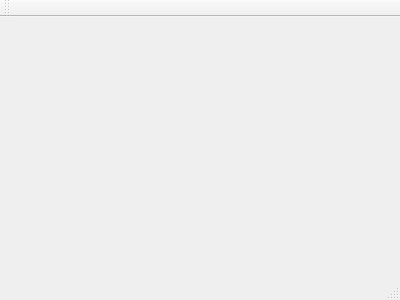
Above: GonzalesApp/mainwindow.ui from szymonpi/Gonzales before the change. Below: the same form after it.
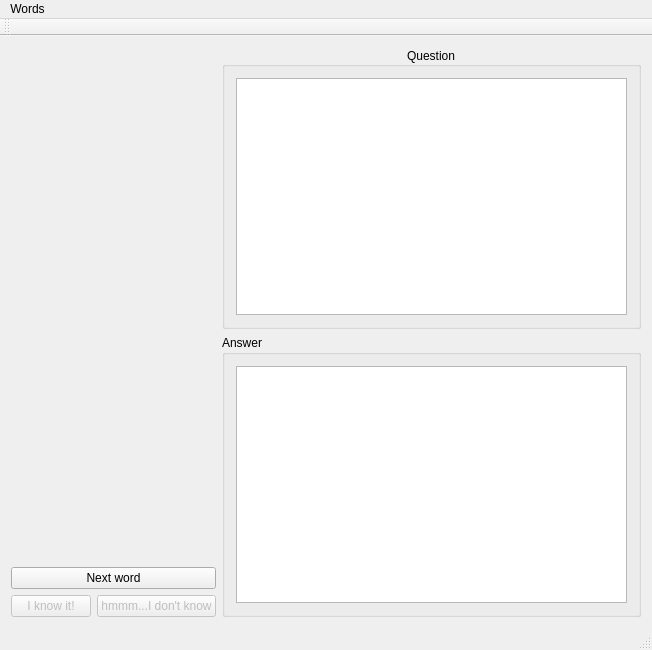
That is the form after the change.

Patch:
```diff
--- a/GonzalesApp/mainwindow.ui
+++ b/GonzalesApp/mainwindow.ui
@@ -1,24 +1,144 @@
 <ui version="4.0">
  <class>MainWindow</class>
- <widget class="QMainWindow" name="MainWindow" >
-  <property name="geometry" >
+ <widget class="QMainWindow" name="MainWindow">
+  <property name="geometry">
    <rect>
     <x>0</x>
     <y>0</y>
-    <width>400</width>
-    <height>300</height>
+    <width>652</width>
+    <height>650</height>
    </rect>
   </property>
   <property name="windowTitle" >
    <string>MainWindow</string>
   </property>
-  <widget class="QMenuBar" name="menuBar" />
-  <widget class="QToolBar" name="mainToolBar" />
-  <widget class="QWidget" name="centralWidget" />
-  <widget class="QStatusBar" name="statusBar" />
+  <widget class="QWidget" name="centralWidget">
+   <layout class="QHBoxLayout" name="horizontalLayout_2">
+    <item>
+     <layout class="QVBoxLayout" name="verticalLayout_4">
+      <item>
+       <spacer name="verticalSpacer">
+        <property name="orientation">
+         <enum>Qt::Vertical</enum>
+        </property>
+        <property name="sizeHint" stdset="0">
+         <size>
+          <width>20</width>
+          <height>40</height>
+         </size>
+        </property>
+       </spacer>
+      </item>
+      <item>
+       <widget class="QPushButton" name="pushButtonNextWord">
+        <property name="text">
+         <string>Next word</string>
+        </property>
+       </widget>
+      </item>
+      <item>
+       <layout class="QHBoxLayout" name="horizontalLayout">
+        <item>
+         <widget class="QPushButton" name="pushButtonKnowIt">
+          <property name="enabled">
+           <bool>false</bool>
+          </property>
+          <property name="text">
+           <string>I know it!</string>
+          </property>
+         </widget>
+        </item>
+        <item>
+         <widget class="QPushButton" name="pushButtonDontKnowIt">
+          <property name="enabled">
+           <bool>false</bool>
+          </property>
+          <property name="text">
+           <string>hmmm...I don't know</string>
+          </property>
+         </widget>
+        </item>
+       </layout>
+      </item>
+     </layout>
+    </item>
+    <item>
+     <layout class="QVBoxLayout" name="verticalLayout_3">
+      <item>
+       <widget class="QGroupBox" name="groupBoxQuestions">
+        <property name="title">
+         <string>Question</string>
+        </property>
+        <property name="alignment">
+         <set>Qt::AlignCenter</set>
+        </property>
+        <property name="checkable">
+         <bool>false</bool>
+        </property>
+        <layout class="QVBoxLayout" name="verticalLayout">
+         <item>
+          <widget class="QTextEdit" name="textEditQuestion">
+           <property name="readOnly">
+            <bool>true</bool>
+           </property>
+          </widget>
+         </item>
+        </layout>
+       </widget>
+      </item>
+      <item>
+       <widget class="QGroupBox" name="groupBox">
+        <property name="title">
+         <string>Answer</string>
+        </property>
+        <layout class="QVBoxLayout" name="verticalLayout_2">
+         <item>
+          <widget class="QTextEdit" name="textEditAnswer">
+           <property name="readOnly">
+            <bool>true</bool>
+           </property>
+          </widget>
+         </item>
+        </layout>
+       </widget>
+      </item>
+     </layout>
+    </item>
+   </layout>
+  </widget>
+  <widget class="QMenuBar" name="menuBar">
+   <property name="geometry">
+    <rect>
+     <x>0</x>
+     <y>0</y>
+     <width>652</width>
+     <height>21</height>
+    </rect>
+   </property>
+   <widget class="QMenu" name="menuWords">
+    <property name="title">
+     <string>Words</string>
+    </property>
+    <addaction name="actionLoad"/>
+   </widget>
+   <addaction name="menuWords"/>
+  </widget>
+  <widget class="QToolBar" name="mainToolBar">
+   <attribute name="toolBarArea">
+    <enum>TopToolBarArea</enum>
+   </attribute>
+   <attribute name="toolBarBreak">
+    <bool>false</bool>
+   </attribute>
+  </widget>
+  <widget class="QStatusBar" name="statusBar"/>
+  <action name="actionLoad">
+   <property name="text">
+    <string>import</string>
+   </property>
+  </action>
  </widget>
- <layoutDefault spacing="6" margin="11" />
- <pixmapfunction></pixmapfunction>
+ <layoutdefault spacing="6" margin="11"/>
  <resources/>
  <connections/>
 </ui>
```
Left out of the diff: 3 changed lines with no effect on the pictures.
